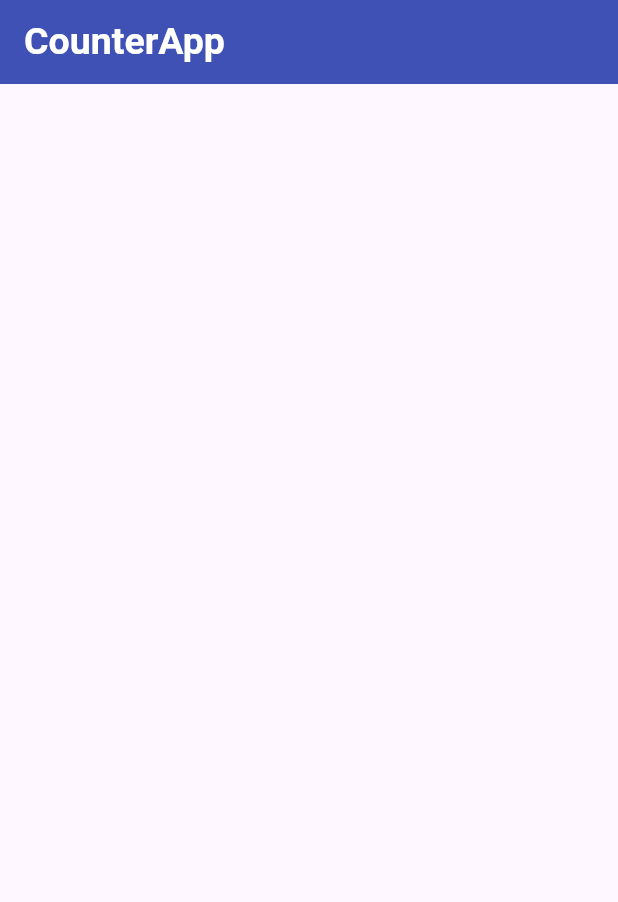
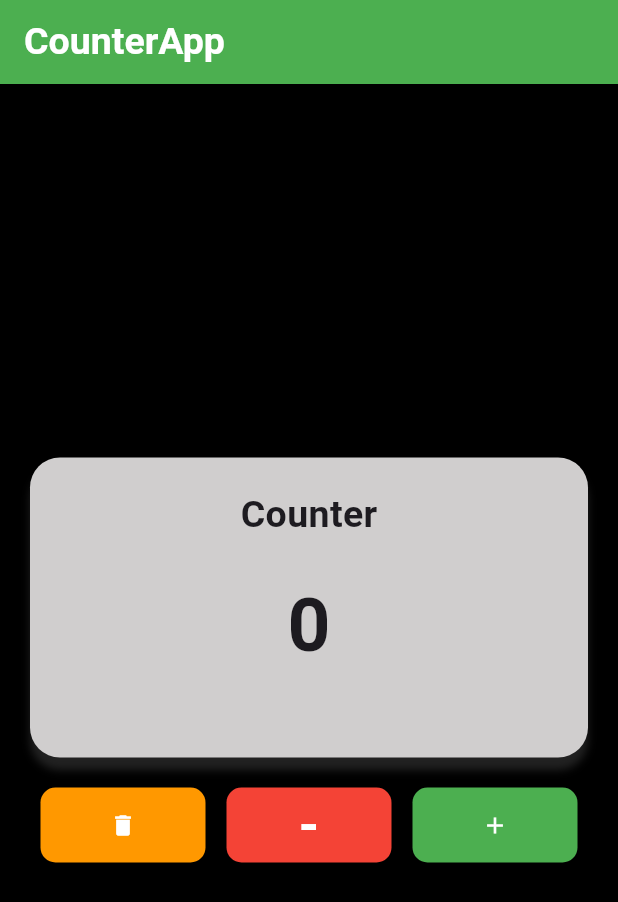
Before and after one commit to SHANIB-C-K/counter-flutter, a Flutter app: the screen it shows after launch, on a phone screen of 412 x 824 dp. Shown: the top 902 px of the screen. Run offline on Flutter 3.47's test engine with Material 3 defaults, Android fonts, the phone set to English and light mode, and no system bars.

Commit message:
ui design completed

```diff
--- a/lib/homeScreen.dart
+++ b/lib/homeScreen.dart
@@ -6,6 +6,7 @@ class HomeScreen extends StatelessWidget {
   @override
   Widget build(BuildContext context) {
     return Scaffold(
+      backgroundColor: Colors.black,
       appBar: AppBar(
         title: const Text(
           'CounterApp',
@@ -15,7 +16,135 @@ class HomeScreen extends StatelessWidget {
             fontWeight: FontWeight.bold,
           ),
         ),
-        backgroundColor: Colors.indigo,
+        backgroundColor: Colors.green,
+      ),
+      body: Padding(
+        padding: const EdgeInsets.all(20),
+        child: Column(
+          mainAxisAlignment: MainAxisAlignment.center,
+          crossAxisAlignment: CrossAxisAlignment.center,
+          children: [
+            Container(
+              width: double.infinity,
+              height: 200,
+              decoration: BoxDecoration(
+                color: const Color.fromARGB(255, 208, 206, 206),
+                borderRadius: BorderRadius.circular(20),
+                boxShadow: const [
+                  BoxShadow(
+                    color: Color.fromARGB(255, 33, 33, 33),
+                    blurRadius: 4,
+                    offset: Offset(0, 8), // Shadow position
+                  ),
+                ],
+              ),
+              child: const Column(
+                children: [
+                  SizedBox(
+                    height: 20,
+                  ),
+                  Text(
+                    'Counter',
+                    style: TextStyle(
+                      fontSize: 25,
+                      fontWeight: FontWeight.bold,
+                    ),
+                  ),
+                  SizedBox(
+                    height: 20,
+                  ),
+                  Text(
+                    '0',
+                    style: TextStyle(
+                      fontSize: 50,
+                      fontWeight: FontWeight.w600,
+                    ),
+                  ),
+                ],
+              ),
+            ),
+            const SizedBox(
+              height: 20,
+            ),
+            Row(
+              mainAxisAlignment: MainAxisAlignment.spaceAround,
+              crossAxisAlignment: CrossAxisAlignment.center,
+              children: [
+                ElevatedButton(
+                  onPressed: () {},
+                  style: ButtonStyle(
+                    backgroundColor: const MaterialStatePropertyAll(
+                      Colors.orange,
+                    ),
+                    shape: MaterialStatePropertyAll(
+                      RoundedRectangleBorder(
+                        borderRadius: BorderRadius.circular(10),
+                      ),
+                    ),
+                    fixedSize: const MaterialStatePropertyAll(
+                      Size(110, 50),
+                    ),
+                    shadowColor: const MaterialStatePropertyAll(Colors.black),
+                  ),
+                  child: const Icon(
+                    Icons.delete,
+                    color: Colors.white,
+                  ),
+                ),
+                ElevatedButton(
+                  onPressed: () {},
+                  style: ButtonStyle(
+                    backgroundColor: const MaterialStatePropertyAll(
+                      Colors.red,
+                    ),
+                    shape: MaterialStatePropertyAll(
+                      RoundedRectangleBorder(
+                        borderRadius: BorderRadius.circular(10),
+                      ),
+                    ),
+                    shadowColor: const MaterialStatePropertyAll(
+                      Colors.black,
+                    ),
+                    fixedSize: const MaterialStatePropertyAll(
+                      Size(110, 50),
+                    ),
+                  ),
+                  child: const Text(
+                    '-',
+                    style: TextStyle(
+                      color: Colors.white,
+                      fontSize: 35,
+                      fontWeight: FontWeight.bold,
+                    ),
+                  ),
+                ),
+                ElevatedButton(
+                  onPressed: () {},
+                  style: ButtonStyle(
+                    backgroundColor: const MaterialStatePropertyAll(
+                      Colors.green,
+                    ),
+                    shape: MaterialStatePropertyAll(
+                      RoundedRectangleBorder(
+                        borderRadius: BorderRadius.circular(10),
+                      ),
+                    ),
+                    shadowColor: const MaterialStatePropertyAll(
+                      Colors.black,
+                    ),
+                    fixedSize: const MaterialStatePropertyAll(
+                      Size(110, 50),
+                    ),
+                  ),
+                  child: const Icon(
+                    Icons.add,
+                    color: Colors.white,
+                  ),
+                ),
+              ],
+            )
+          ],
+        ),
       ),
     );
   }
```
